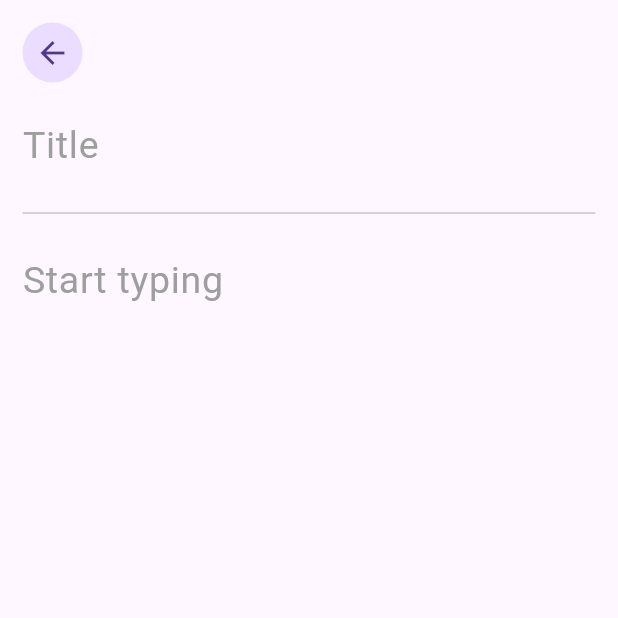
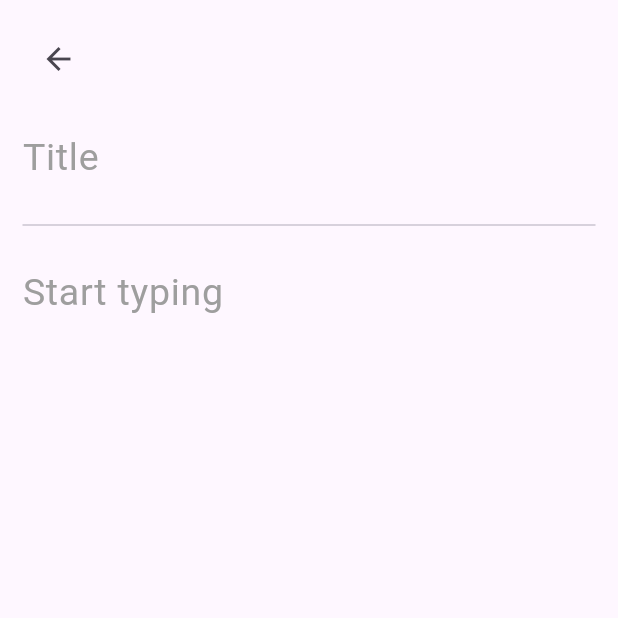
Before and after one commit to AhmedNasser1999/notes_app, a Flutter app: the screen it shows after launch, after a tap on the "add" icon, on a phone screen of 412 x 824 dp, the top half of it. Run offline on Flutter 3.47's test engine with Material 3 defaults, Android fonts, the phone set to English and light mode, and no system bars; our stand-ins replace dartz, flutter_bloc, get_it, hive, injectable; accounts and stored records are empty.

Commit message:
Finish implementing UI layout

```diff
--- /dev/null
+++ b/lib/core/widgets/add_note_button.dart
@@ -0,0 +1,26 @@
+import 'package:flutter/material.dart';
+import 'package:notes_app/presentation/view/create_note.dart';
+
+class AddNoteButton extends StatelessWidget {
+  const AddNoteButton({super.key});
+
+  @override
+  Widget build(BuildContext context) {
+    return SizedBox(
+      width: 70,
+      height: 70,
+      child: FloatingActionButton(
+
+        backgroundColor: Colors.blueAccent,
+          elevation: 0.0,
+          onPressed: () {
+            Navigator.push(
+              context,
+              MaterialPageRoute(builder: (context) => CreateNote()),
+            );
+          },
+          child: const Icon(Icons.add,color: Colors.white,),
+        ),
+    );
+  }
+}
--- /dev/null
+++ b/lib/core/widgets/back_button.dart
@@ -0,0 +1,15 @@
+import 'package:flutter/material.dart';
+
+class BackButton extends StatelessWidget {
+  final VoidCallback onPressed;
+  const BackButton({super.key, required this.onPressed});
+
+  @override
+  Widget build(BuildContext context) {
+    return FloatingActionButton(
+      backgroundColor: Colors.amber,
+      onPressed: onPressed,
+      child: Icon(Icons.arrow_back),
+    );
+  }
+}
--- /dev/null
+++ b/lib/core/widgets/note_item.dart
@@ -0,0 +1,17 @@
+import 'package:flutter/material.dart';
+import 'package:notes_app/core/widgets/note_widget.dart';
+
+class NoteItem extends StatelessWidget {
+  const NoteItem({super.key});
+
+  @override
+  Widget build(BuildContext context) {
+    return Expanded(
+      child: ListView.separated(
+        itemBuilder: (context, index) => NoteWidget(),
+        separatorBuilder: (context, index) => const SizedBox(height: 20.0),
+        itemCount: 20,
+      ),
+    );
+  }
+}
--- /dev/null
+++ b/lib/core/widgets/note_text_filed.dart
@@ -0,0 +1,23 @@
+import 'package:flutter/material.dart';
+
+class NoteTextFiled extends StatelessWidget {
+  final TextEditingController controller;
+  const NoteTextFiled({super.key, required this.controller});
+
+  @override
+  Widget build(BuildContext context) {
+    return Expanded(
+      child: TextFormField(
+        controller: controller,
+        style: TextStyle(fontSize: 25.0),
+        minLines: 1,
+        maxLines: 50,
+        decoration: InputDecoration(
+          border: InputBorder.none,
+          hintText: 'Start typing',
+          hintStyle: TextStyle(fontSize: 25.0, color: Colors.grey),
+        ),
+      ),
+    );
+  }
+}
--- /dev/null
+++ b/lib/core/widgets/note_widget.dart
@@ -0,0 +1,36 @@
+import 'package:flutter/material.dart';
+
+class NoteWidget extends StatelessWidget {
+  const NoteWidget({super.key});
+
+  @override
+  Widget build(BuildContext context) {
+    return GestureDetector(
+      onTap: () {},
+      child: Container(
+        padding: EdgeInsets.all(16.0),
+
+        decoration: BoxDecoration(
+          borderRadius: BorderRadius.circular(20.0),
+          color: Colors.grey[300],
+        ),
+        child: Column(
+          crossAxisAlignment: CrossAxisAlignment.start,
+          spacing: 16.0,
+          children: [
+            Text(
+              'title',
+              style: TextStyle(fontSize: 25.0, fontWeight: FontWeight.bold),
+            ),
+            Text(
+              'Tip: If you want VS Code to start with a specific theme every time, just set it once — VS Code remembers your last selected theme by default.',
+              maxLines: 2,
+              overflow: TextOverflow.ellipsis,
+              style: TextStyle(fontSize: 18.0),
+            ),
+          ],
+        ),
+      ),
+    );
+  }
+}
--- /dev/null
+++ b/lib/core/widgets/screen_title.dart
@@ -0,0 +1,13 @@
+import 'package:flutter/material.dart';
+
+class ScreenTitle extends StatelessWidget {
+  const ScreenTitle({super.key});
+
+  @override
+  Widget build(BuildContext context) {
+    return Text(
+      'My Notes',
+      style: TextStyle(fontSize: 24, fontWeight: FontWeight.bold),
+    );
+  }
+}
--- /dev/null
+++ b/lib/core/widgets/title_text_filed.dart
@@ -0,0 +1,19 @@
+import 'package:flutter/material.dart';
+
+class TitleTextFiled extends StatelessWidget {
+  final TextEditingController controller;
+  const TitleTextFiled({super.key,required this.controller});
+
+  @override
+  Widget build(BuildContext context) {
+    return TextFormField(
+      controller: controller,
+      style: TextStyle(fontSize: 25.0),
+      decoration: InputDecoration(
+        border: InputBorder.none,
+        hintText: 'Title',
+        hintStyle: TextStyle(fontSize: 25.0, color: Colors.grey),
+      ),
+    );
+  }
+}
--- a/lib/presentation/view/create_note.dart
+++ b/lib/presentation/view/create_note.dart
@@ -1,4 +1,6 @@
 import 'package:flutter/material.dart';
+import 'package:notes_app/core/widgets/note_text_filed.dart';
+import 'package:notes_app/core/widgets/title_text_filed.dart';
 
 class CreateNote extends StatelessWidget {
   final titleController = TextEditingController();
@@ -14,41 +16,18 @@ class CreateNote extends StatelessWidget {
           child: Column(
             crossAxisAlignment: CrossAxisAlignment.start,
             children: [
-              CircleAvatar(
-                child: IconButton(
-                  onPressed: () {
-                    Navigator.pop(context);
-                  },
-                  icon: Icon(Icons.arrow_back),
-                ),
+              BackButton(
+                onPressed: () {
+                  Navigator.pop(context);
+                },
               ),
               const SizedBox(height: 15.0),
-              TextFormField(
-                controller: titleController,
-                style: TextStyle(fontSize: 25.0),
-                decoration: InputDecoration(
-                  border: InputBorder.none,
-                  hintText: 'Title',
-                  hintStyle: TextStyle(fontSize: 25.0, color: Colors.grey),
-                ),
-              ),
+              TitleTextFiled(controller: titleController),
               Padding(
                 padding: const EdgeInsets.symmetric(vertical: 10.0),
                 child: Divider(),
               ),
-              Expanded(
-                child: TextFormField(
-                  controller: noteController,
-                  style: TextStyle(fontSize: 25.0),
-                  minLines: 1,
-                  maxLines: 50,
-                  decoration: InputDecoration(
-                    border: InputBorder.none,
-                    hintText: 'Start typing',
-                    hintStyle: TextStyle(fontSize: 25.0, color: Colors.grey),
-                  ),
-                ),
-              ),
+              NoteTextFiled(controller: noteController),
             ],
           ),
         ),
--- a/lib/presentation/view/notes_screen.dart
+++ b/lib/presentation/view/notes_screen.dart
@@ -1,5 +1,7 @@
 import 'package:flutter/material.dart';
-import 'package:notes_app/presentation/view/create_note.dart';
+import 'package:notes_app/core/widgets/add_note_button.dart';
+import 'package:notes_app/core/widgets/note_item.dart';
+import '../../core/widgets/screen_title.dart';
 
 class NotesScreen extends StatelessWidget {
   const NotesScreen({super.key});
@@ -8,39 +10,14 @@ class NotesScreen extends StatelessWidget {
   Widget build(BuildContext context) {
     return Scaffold(
       body: SafeArea(
-        child: Column(
-          children: [
-            const Padding(
-              padding: EdgeInsets.all(16.0),
-              child: Text(
-                'My Notes',
-                style: TextStyle(fontSize: 24, fontWeight: FontWeight.bold),
-              ),
-            ),
-            Expanded(
-              child: ListView.separated(
-                itemBuilder: (context, index) => ListTile(
-                  title: Text("Note $index"),
-                  subtitle: Text("This is the content of note $index"),
-                  leading: Icon(Icons.note),
-                ),
-                separatorBuilder: (context,index) => const SizedBox(height: 20.0),
-                itemCount: 20,
-              ),
-            ),
-          ],
+        child: Padding(
+          padding: const EdgeInsets.all(16.0),
+          child: Column(
+            spacing: 16.0,
+            children: [ScreenTitle(), NoteItem()]),
         ),
       ),
-      floatingActionButton: FloatingActionButton(
-        elevation: 0.0,
-        onPressed: () {
-          Navigator.push(
-            context,
-            MaterialPageRoute(builder: (context) =>  CreateNote()),
-          );
-        },
-        child: const Icon(Icons.add),
-      ),
+      floatingActionButton: AddNoteButton(),
     );
   }
 }
```
